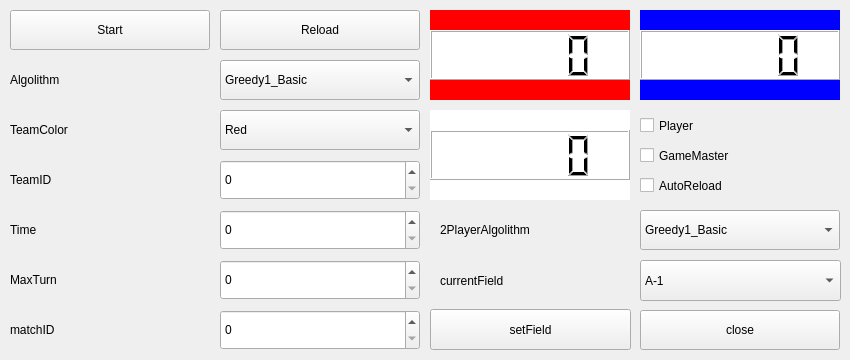
The window that src/mainwindow.ui (gra1024/Procon30_simulator) describes before a commit, drawn with Qt 5.
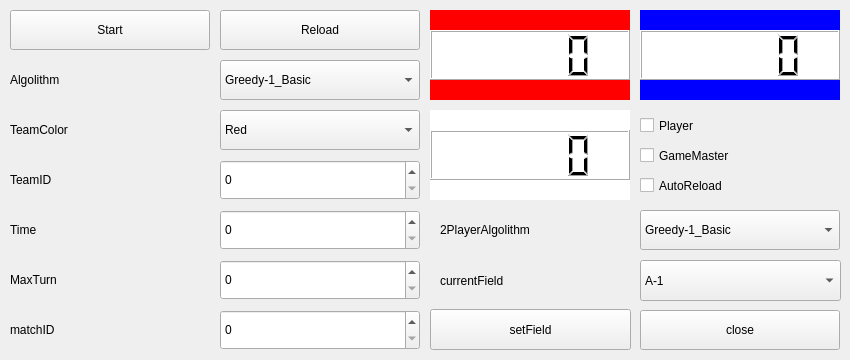
The same window after the commit.

Diff of the .ui file:
```diff
--- a/src/mainwindow.ui
+++ b/src/mainwindow.ui
@@ -138,7 +138,7 @@
    </property>
    <item>
     <property name="text">
-     <string>Greedy1_Basic</string>
+     <string>Greedy-1_Basic</string>
     </property>
    </item>
    <item>
@@ -592,7 +592,7 @@
    </property>
    <item>
     <property name="text">
-     <string>Greedy1_Basic</string>
+     <string>Greedy-1_Basic</string>
     </property>
    </item>
    <item>
```
Left out of the diff: 124 changed lines with no effect on the pictures.
